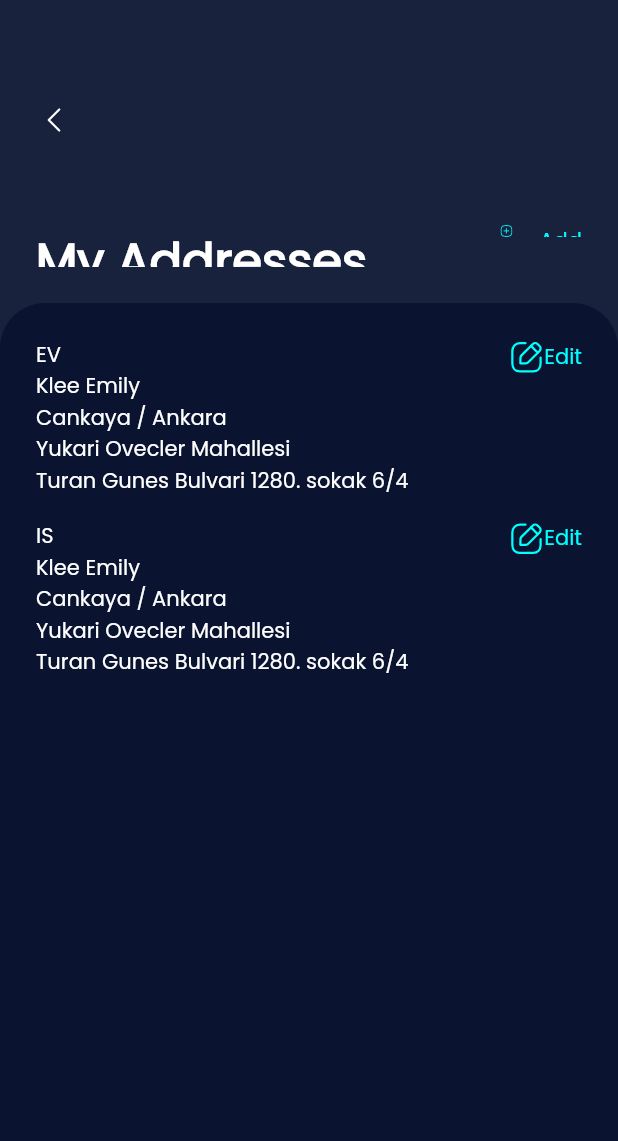
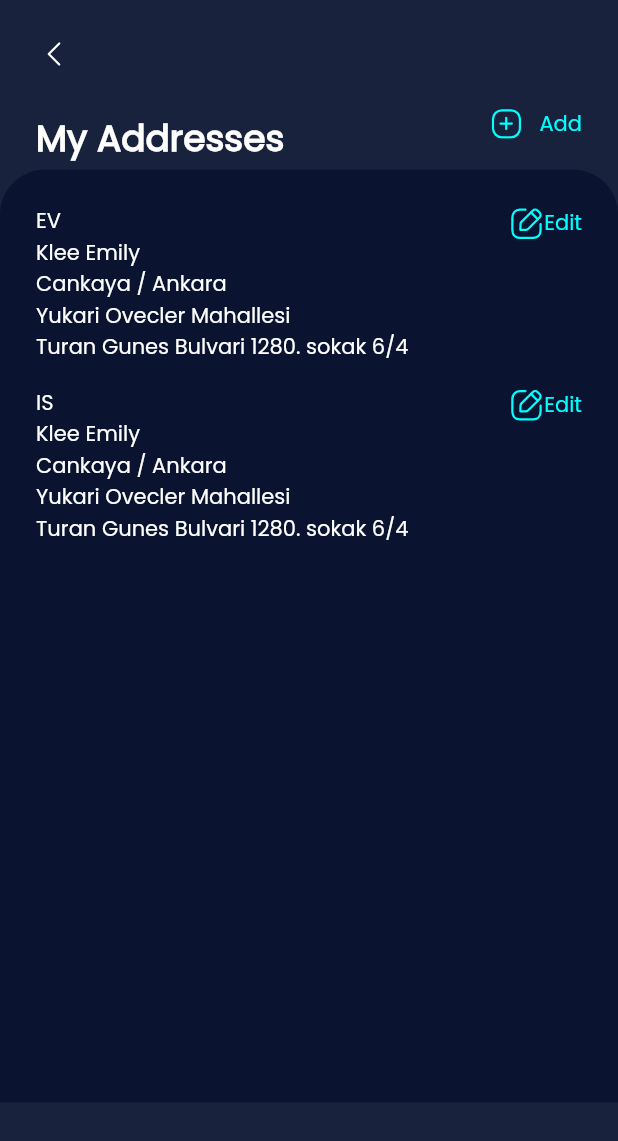
Before and after one commit to boranpek/work_with_ahmet, a Flutter app: the screen it shows after launch, on a phone screen of 412 x 824 dp. Shown: the top 1141 px of the screen. Run offline on Flutter 3.47's test engine with Material 2 defaults, Android fonts, the phone set to English and light mode, and no system bars; our stand-ins replace flutter_svg.

Commit message:
draft remastered

```diff
--- a/lib/task_page_screen.dart
+++ b/lib/task_page_screen.dart
@@ -1,11 +1,7 @@
 import 'dart:ui';
 
 import 'package:flutter/material.dart';
-
-import 'bars/backpage_bar.dart';
-import 'bars/header_bar.dart';
-import 'bars/info_bar.dart';
-import 'bars/status_bar.dart';
+import 'package:flutter_svg/flutter_svg.dart';
 
 class TaskPage extends StatefulWidget {
   const TaskPage({Key? key}) : super(key: key);
@@ -19,14 +15,171 @@ class _TaskPageState extends State<TaskPage> {
   Widget build(BuildContext context) {
     return Scaffold(
       backgroundColor: Color(0xff19223C),
-      body: Column(
+      body: SafeArea(
+        child: Column(
+          children: [
+            buildPanel(),
+            buildAdressList(),
+          ],
+        ),
+      ),
+    );
+  }
+
+  Container buildAdressList() {
+    return Container(
+      padding: EdgeInsets.all(24),
+      decoration: BoxDecoration(
+          color: Color(0xff0A1430),
+          borderRadius: BorderRadius.only(
+            topLeft: Radius.circular(30),
+            topRight: Radius.circular(30),
+          )),
+      height: 622,
+      child: Column(
         children: [
-          StatusBar(),
-          BackPageBar(),
-          HeaderBar(),
-          InfoBar(),
+          Row(
+            crossAxisAlignment: CrossAxisAlignment.start,
+            children: [
+              Column(
+                crossAxisAlignment: CrossAxisAlignment.start,
+                children: [
+                  Text(
+                    'EV',
+                    style: TextStyle(color: Colors.white),
+                  ),
+                  Text(
+                    'Klee Emily',
+                    style: TextStyle(color: Colors.white),
+                  ),
+                  Text(
+                    'Cankaya / Ankara',
+                    style: TextStyle(color: Colors.white),
+                  ),
+                  Text(
+                    'Yukari Ovecler Mahallesi',
+                    style: TextStyle(color: Colors.white),
+                  ),
+                  Text(
+                    'Turan Gunes Bulvari 1280. sokak 6/4',
+                    style: TextStyle(color: Colors.white),
+                  ),
+                ],
+              ),
+              Spacer(),
+              Column(
+                children: [
+                  Row(
+                    children: [
+                      SvgPicture.asset('asset/icons/edit_icon.svg'),
+                      Text(
+                        'Edit',
+                        style: TextStyle(color: Color(0xff00FFFF)),
+                      ),
+                    ],
+                  )
+                ],
+              ),
+            ],
+          ),
+          SizedBox(
+            height: 16,
+          ),
+          Row(
+            crossAxisAlignment: CrossAxisAlignment.start,
+            children: [
+              Column(
+                crossAxisAlignment: CrossAxisAlignment.start,
+                children: [
+                  Text(
+                    'IS',
+                    style: TextStyle(color: Colors.white),
+                  ),
+                  Text(
+                    'Klee Emily',
+                    style: TextStyle(color: Colors.white),
+                  ),
+                  Text(
+                    'Cankaya / Ankara',
+                    style: TextStyle(color: Colors.white),
+                  ),
+                  Text(
+                    'Yukari Ovecler Mahallesi',
+                    style: TextStyle(color: Colors.white),
+                  ),
+                  Text(
+                    'Turan Gunes Bulvari 1280. sokak 6/4',
+                    style: TextStyle(color: Colors.white),
+                  ),
+                ],
+              ),
+              Spacer(),
+              Column(
+                children: [
+                  Row(
+                    children: [
+                      SvgPicture.asset('asset/icons/edit_icon.svg'),
+                      Text(
+                        'Edit',
+                        style: TextStyle(color: Color(0xff00FFFF)),
+                      ),
+                    ],
+                  )
+                ],
+              ),
+            ],
+          ),
         ],
       ),
     );
   }
+
+  Column buildPanel() {
+    return Column(
+      children: [
+        Container(
+          padding: EdgeInsets.all(24),
+          color: Color(0xff19223C),
+          child: Row(
+            children: [
+              Container(child: SvgPicture.asset('asset/icons/Back.svg')),
+            ],
+          ),
+        ),
+        Container(
+          padding: EdgeInsets.fromLTRB(24, 0, 24, 0),
+          color: Color(0xff19223C),
+          child: Row(
+            children: [
+              Text(
+                'My Addresses',
+                style: TextStyle(
+                    fontSize: 24,
+                    color: Colors.white,
+                    fontWeight: FontWeight.bold),
+              ),
+              Spacer(),
+              Container(
+                child: Container(
+                  padding: EdgeInsets.fromLTRB(0, 0, 0, 20),
+                  child: Row(
+                    children: [
+                      SvgPicture.asset('asset/icons/add_icon.svg'),
+                      SizedBox(
+                        width: 12,
+                      ),
+                      Text(
+                        'Add',
+                        style: TextStyle(color: Color(0xff00FFFF)),
+                      ),
+                    ],
+                  ),
+                ),
+              ),
+            ],
+          ),
+        ),
+      ],
+    );
+  }
 }
```
